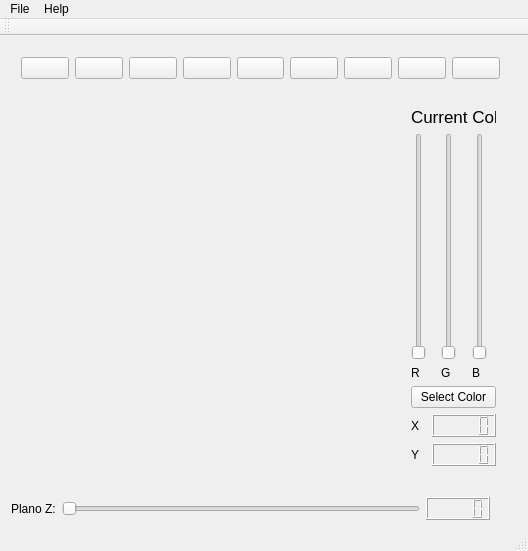
Qt form projeto/mainwindow.ui (davisouzaf/projetoProgramacao) before a commit.
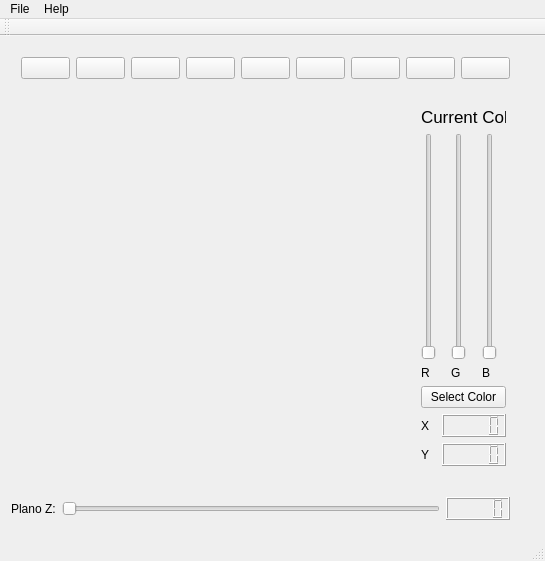
The same form after that commit. Icons and pictures are not drawn. Custom widgets are drawn as their Qt base class.

Commit message: visualizando arquivo

The edit to the form file:
```diff
--- a/projeto/mainwindow.ui
+++ b/projeto/mainwindow.ui
@@ -9,8 +9,8 @@
    <rect>
     <x>0</x>
     <y>0</y>
-    <width>528</width>
-    <height>551</height>
+    <width>545</width>
+    <height>561</height>
    </rect>
   </property>
   <property name="windowTitle">
@@ -20,10 +20,10 @@
    <widget class="Plotter" name="widget" native="true">
     <property name="geometry">
      <rect>
-      <x>0</x>
-      <y>90</y>
-      <width>361</width>
-      <height>361</height>
+      <x>10</x>
+      <y>80</y>
+      <width>341</width>
+      <height>341</height>
      </rect>
     </property>
    </widget>
@@ -32,7 +32,7 @@
      <rect>
       <x>0</x>
       <y>450</y>
-      <width>501</width>
+      <width>521</width>
       <height>46</height>
      </rect>
     </property>
@@ -67,7 +67,7 @@
      <rect>
       <x>10</x>
       <y>0</y>
-      <width>501</width>
+      <width>511</width>
       <height>64</height>
      </rect>
     </property>
@@ -230,7 +230,7 @@
    <widget class="QWidget" name="">
     <property name="geometry">
      <rect>
-      <x>400</x>
+      <x>410</x>
       <y>60</y>
       <width>107</width>
       <height>381</height>
@@ -376,7 +376,7 @@
     <rect>
      <x>0</x>
      <y>0</y>
-     <width>528</width>
+     <width>545</width>
      <height>22</height>
     </rect>
    </property>
```
The commit also changes 1 other file.
